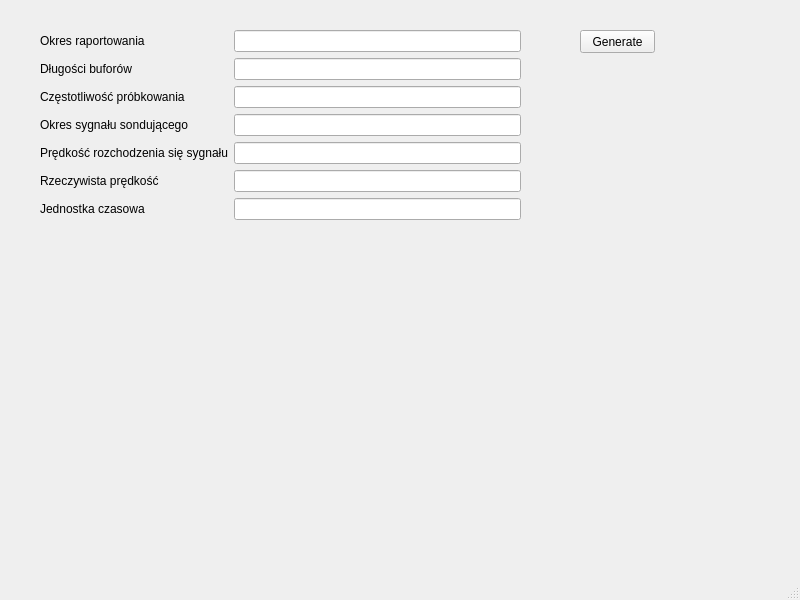
First picture: the form in app/analysis.ui, repository eljotero/Cyfrowe_Przetwarzanie_Sygnalu, before the edit.
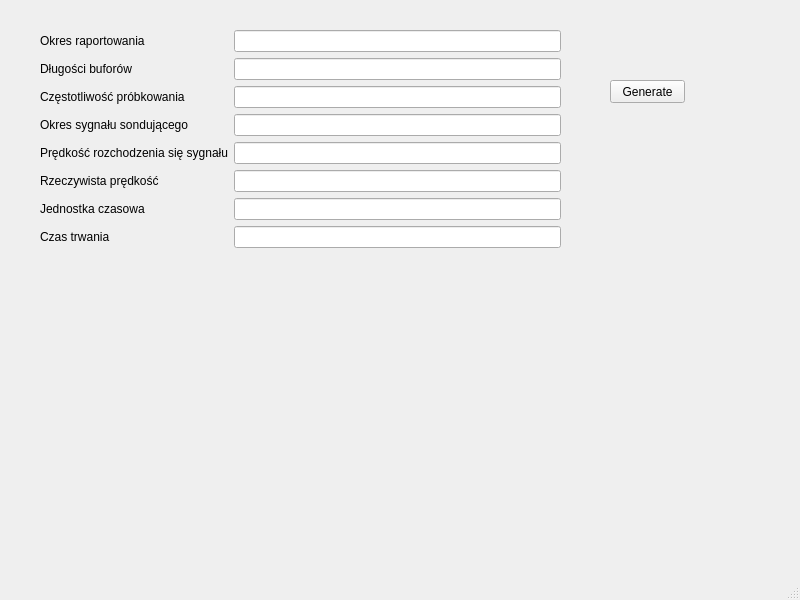
Second picture: the form after the edit.

```diff
--- a/app/analysis.ui
+++ b/app/analysis.ui
@@ -19,8 +19,8 @@
                     <rect>
                         <x>40</x>
                         <y>30</y>
-                        <width>481</width>
-                        <height>190</height>
+      <width>521</width>
+      <height>231</height>
                     </rect>
                 </property>
                 <layout class="QFormLayout" name="formLayout">
@@ -94,13 +94,27 @@
                     <item row="6" column="1">
                         <widget class="QLineEdit" name="time_unit_line_edit"/>
                     </item>
+     <item row="7" column="0">
+      <widget class="QLabel" name="label_8">
+       <property name="text">
+        <string>Czas trwania</string>
+       </property>
+      </widget>
+     </item>
+     <item row="7" column="1">
+      <widget class="QLineEdit" name="total_time_line_edit">
+       <property name="text">
+        <string/>
+       </property>
+      </widget>
+     </item>
                 </layout>
             </widget>
             <widget class="QPushButton" name="generateButton">
                 <property name="geometry">
                     <rect>
-                        <x>580</x>
-                        <y>30</y>
+      <x>610</x>
+      <y>80</y>
                         <width>75</width>
                         <height>23</height>
                     </rect>
```
Lines whose indentation alone changed are shown as unchanged.
